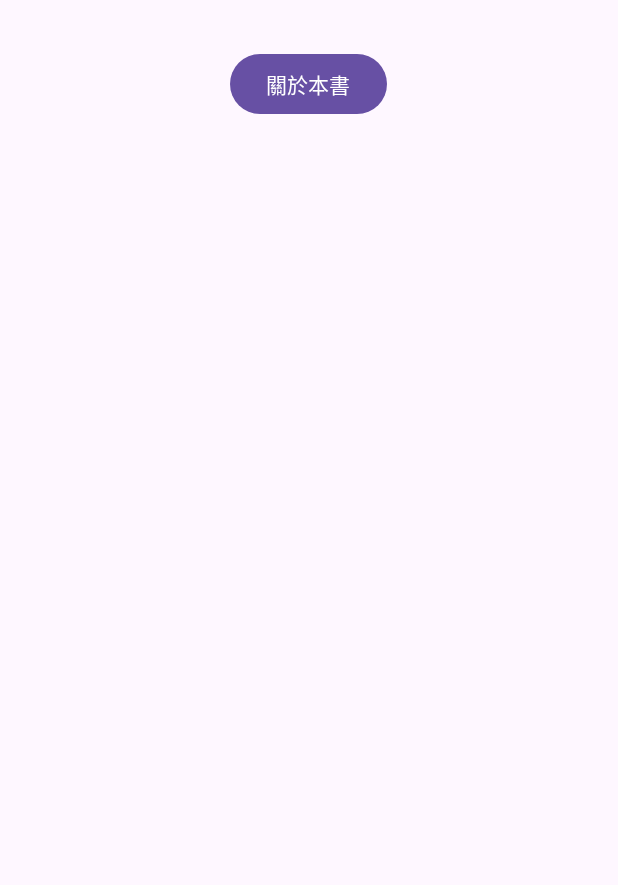
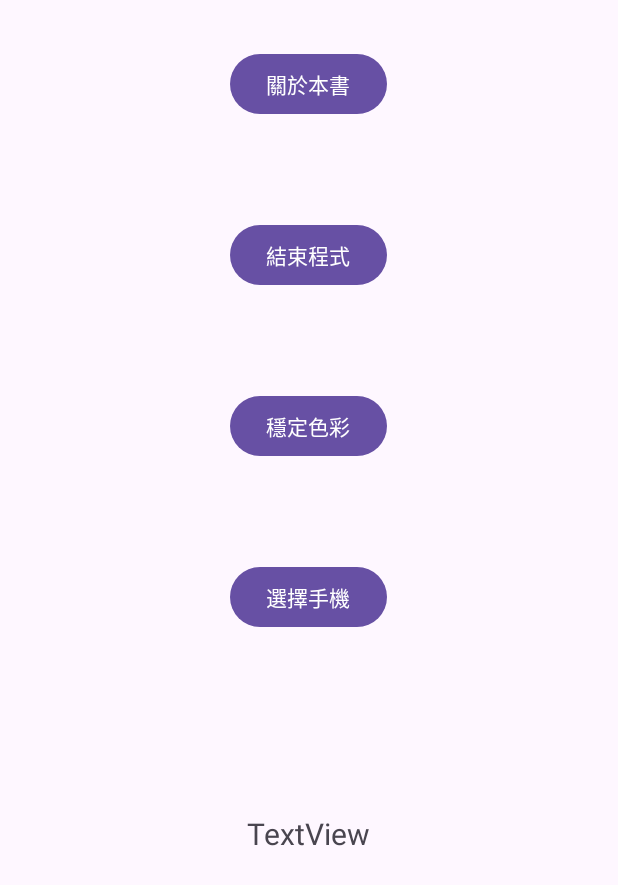
Before and after one commit to nikkiy12345/11XAndroid, an Android app: the screen it shows after launch (MainActivity), on a phone screen of 412 x 824 dp. Shown: the top 885 px of the screen. Run offline under Robolectric (Android 15) with nearby library versions, the phone set to English and light mode, and no system bars.

Commit message:
20240517

```diff
--- a/0517/AlertDialogDemo/app/src/main/res/layout/activity_main.xml
+++ b/0517/AlertDialogDemo/app/src/main/res/layout/activity_main.xml
@@ -16,4 +16,46 @@
         app:layout_constraintHorizontal_bias="0.498"
         app:layout_constraintStart_toStartOf="parent"
         app:layout_constraintTop_toTopOf="parent" />
+
+    <Button
+        android:id="@+id/btnExit"
+        android:layout_width="wrap_content"
+        android:layout_height="wrap_content"
+        android:layout_marginTop="66dp"
+        android:text="結束程式"
+        app:layout_constraintEnd_toEndOf="@+id/btnAbout"
+        app:layout_constraintStart_toStartOf="@+id/btnAbout"
+        app:layout_constraintTop_toBottomOf="@+id/btnAbout" />
+
+    <Button
+        android:id="@+id/btnColor"
+        android:layout_width="wrap_content"
+        android:layout_height="wrap_content"
+        android:layout_marginTop="66dp"
+        android:text="穩定色彩"
+        app:layout_constraintEnd_toEndOf="@+id/btnExit"
+        app:layout_constraintHorizontal_bias="0.571"
+        app:layout_constraintStart_toStartOf="@+id/btnExit"
+        app:layout_constraintTop_toBottomOf="@+id/btnExit" />
+
+    <Button
+        android:id="@+id/btnSelect"
+        android:layout_width="wrap_content"
+        android:layout_height="wrap_content"
+        android:layout_marginTop="66dp"
+        android:text="選擇手機"
+        app:layout_constraintEnd_toEndOf="@+id/btnColor"
+        app:layout_constraintStart_toStartOf="@+id/btnColor"
+        app:layout_constraintTop_toBottomOf="@+id/btnColor" />
+
+    <TextView
+        android:id="@+id/txvShow"
+        android:layout_width="wrap_content"
+        android:layout_height="wrap_content"
+        android:layout_marginTop="120dp"
+        android:text="TextView"
+        android:textSize="20sp"
+        app:layout_constraintEnd_toEndOf="@+id/btnSelect"
+        app:layout_constraintStart_toStartOf="@+id/btnSelect"
+        app:layout_constraintTop_toBottomOf="@+id/btnSelect" />
 </androidx.constraintlayout.widget.ConstraintLayout>
```
Also changed, not shown: 0517/AlertDialogDemo/app/src/main/java/com/example/alertdialogdemo/MainActivity.java (+86 -1 lines).
